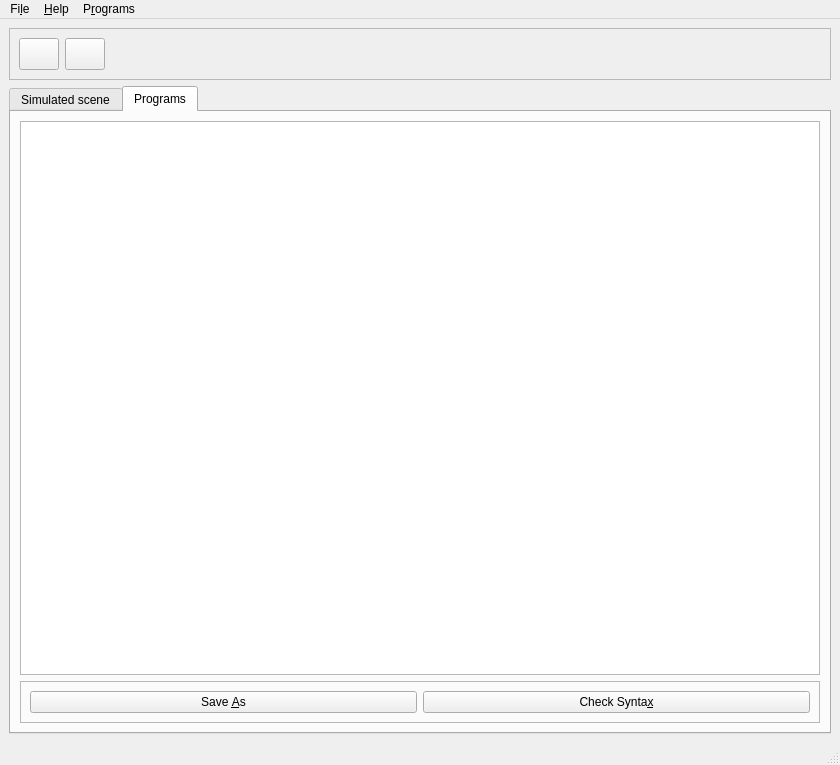
Above: jongle/main.ui from georgesk/irem-jongle before the change. Below: the same form after it.
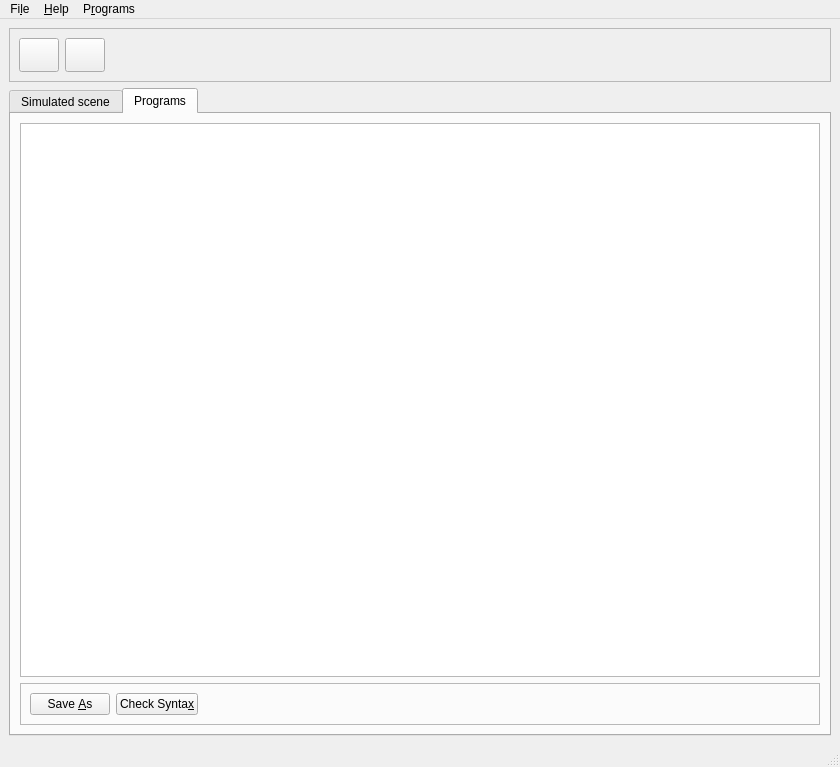
That is the form after the change. The open tabs and pages were chosen to show the change. Icons and pictures are not drawn. Custom widgets are drawn as their Qt base class.

```diff
--- a/jongle/main.ui
+++ b/jongle/main.ui
@@ -7,7 +7,7 @@
     <x>0</x>
     <y>0</y>
     <width>840</width>
-    <height>757</height>
+    <height>767</height>
    </rect>
   </property>
   <property name="windowTitle">
@@ -137,6 +137,19 @@
              </property>
             </widget>
            </item>
+           <item>
+            <spacer name="horizontalSpacer_2">
+             <property name="orientation">
+              <enum>Qt::Horizontal</enum>
+             </property>
+             <property name="sizeHint" stdset="0">
+              <size>
+               <width>40</width>
+               <height>20</height>
+              </size>
+             </property>
+            </spacer>
+           </item>
           </layout>
          </widget>
         </item>
```
Left out of the diff: 12 changed lines with no effect on the pictures.
